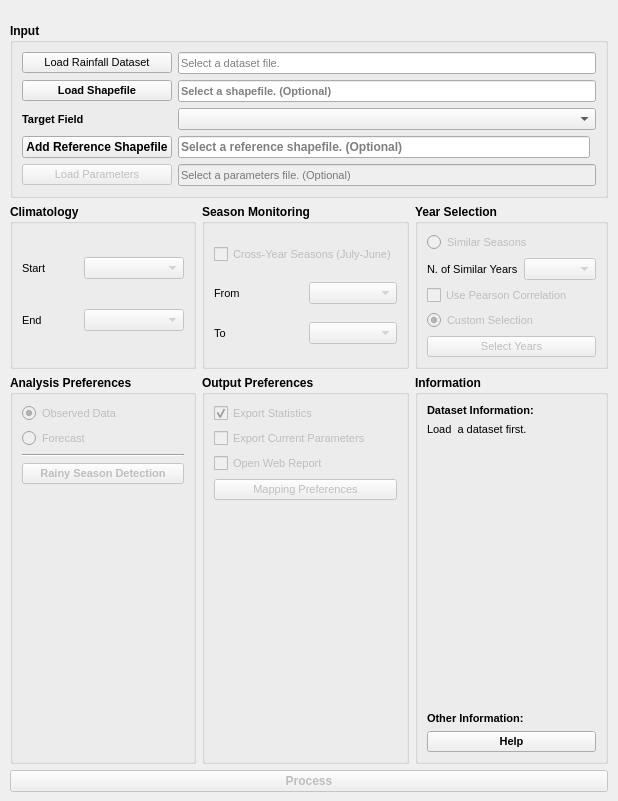
This is ui/smpg_dialog_base.ui in JuanPDiazL/SMPG as Qt 5 draws it before an edit. The edited form follows.
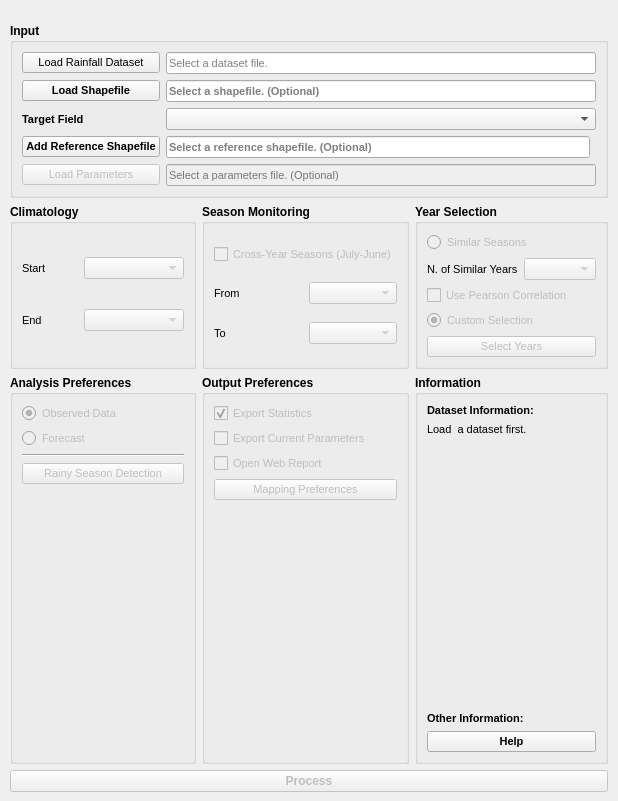
This is the edited form. Icons and pictures are not drawn.

Patch:
```diff
--- a/ui/smpg_dialog_base.ui
+++ b/ui/smpg_dialog_base.ui
@@ -354,8 +354,8 @@
            <property name="font">
             <font>
              <pointsize>8</pointsize>
-             <weight>75</weight>
-             <bold>true</bold>
+             <weight>50</weight>
+             <bold>false</bold>
             </font>
            </property>
            <property name="text">
@@ -613,6 +613,13 @@
          </item>
          <item row="5" column="0">
           <widget class="QPushButton" name="loadReferenceShapefileButton">
+           <property name="font">
+            <font>
+             <pointsize>8</pointsize>
+             <weight>75</weight>
+             <bold>true</bold>
+            </font>
+           </property>
            <property name="text">
             <string>Add Reference Shapefile</string>
            </property>
@@ -620,6 +627,13 @@
          </item>
          <item row="5" column="1">
           <widget class="QLineEdit" name="referenceShapefilePathLineEdit">
+           <property name="font">
+            <font>
+             <pointsize>8</pointsize>
+             <weight>75</weight>
+             <bold>true</bold>
+            </font>
+           </property>
            <property name="placeholderText">
             <string>Select a reference shapefile. (Optional)</string>
            </property>
```
